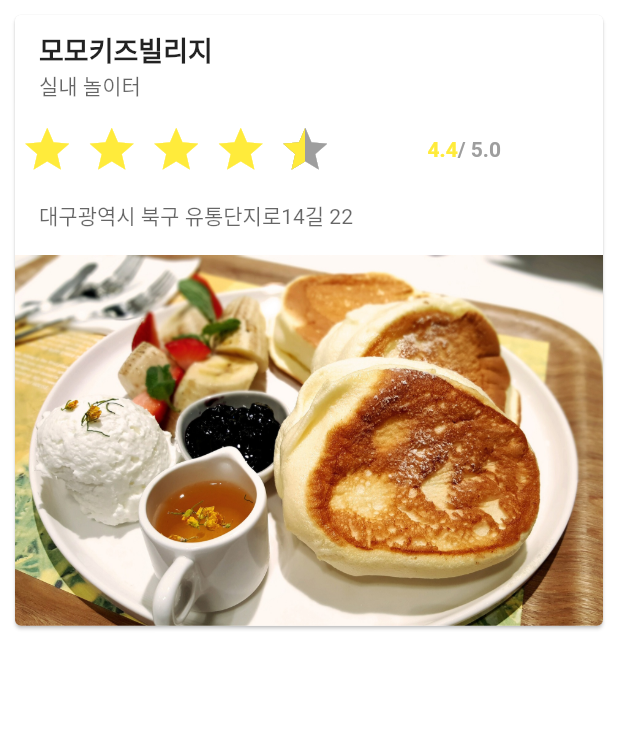
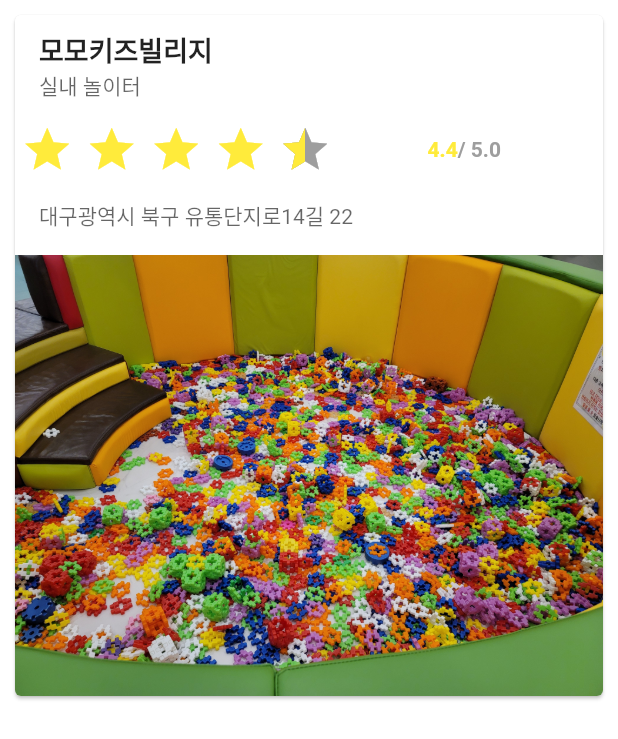
Before and after one commit to parkdohuni/2022-Hackathon, a Flutter app: the EachRecommendPlace widget shown alone on an empty page, opened directly with sample values from the repository, on a phone screen of 412 x 824 dp. Shown: the top 739 px of the screen. Run offline on Flutter 3.47's test engine with Material 2 defaults, Android fonts, the phone set to English and light mode, and no system bars; drawn by our look-alikes of flutter_rating_bar; our stand-ins replace cloud_firestore, firebase_core, flutter_svg, geolocator, google_fonts, syncfusion_flutter_charts; missing offline and left inert: ml_algo, ml_dataframe, naver_map_plugin; accounts and stored records are empty.

Commit message:
push data

```diff
--- a/lib/model/recommandList.dart
+++ b/lib/model/recommandList.dart
@@ -56,7 +56,7 @@ List<RecommendLocation> recommendList = [
     starRate: 4.4,
     category: '실내 놀이터',
     address: '북구 유통단지로14길 22',
-    image: '',
+    image: 'assets/images/momo.JPG',
   ),
   RecommendLocation(
     id: 'buk',
@@ -64,7 +64,7 @@ List<RecommendLocation> recommendList = [
     starRate: 4.3,
     category: '관광 명소',
     address: '북구 침산남로9길 118',
-    image: '',
+    image: 'assets/images/chimsan.JPG',
   ),
   RecommendLocation(
     id: 'su',
@@ -72,7 +72,7 @@ List<RecommendLocation> recommendList = [
     starRate: 4.0,
     category: '관광 명소',
     address: '수성구 무학로 42',
-    image: '',
+    image: 'assets/images/susung.JPG',
   ),
   RecommendLocation(
     id: 'su',
@@ -80,7 +80,7 @@ List<RecommendLocation> recommendList = [
     starRate: 4.0,
     category: '관광 명소',
     address: '수성구 대흥동 504',
-    image: '',
+    image: 'assets/images/iniee.JPG',
   ),
   RecommendLocation(
     id: 'su',
@@ -88,7 +88,7 @@ List<RecommendLocation> recommendList = [
     starRate: 4.3,
     category: '카페',
     address: '수성구 두산동 용학로 106-7',
-    image: '',
+    image: 'assets/images/funtheland.JPG',
   ),
   RecommendLocation(
     id: 'su',
@@ -96,7 +96,7 @@ List<RecommendLocation> recommendList = [
     starRate: 4.4,
     category: '관광 명소',
     address: '수성구 미술관로 40',
-    image: '',
+    image: 'assets/images/art.JPG',
   ),
   RecommendLocation(
     id: 'nam',
@@ -104,7 +104,7 @@ List<RecommendLocation> recommendList = [
     starRate: 4.2,
     category: '관광 명소',
     address: '남구 봉덕 2동 1586-4',
-    image: '',
+    image: 'assets/images/dino.JPG',
   ),
   RecommendLocation(
     id: 'jung',
@@ -112,7 +112,7 @@ List<RecommendLocation> recommendList = [
     starRate: 4.2,
     category: '관광 명소',
     address: '중구 달성공원로 35',
-    image: '',
+    image: 'assets/images/dalsung.JPG',
   ),
   RecommendLocation(
     id: 'jung',
@@ -120,7 +120,7 @@ List<RecommendLocation> recommendList = [
     starRate: 4.3,
     category: '관광 명소',
     address: '중구 동성로2길 61',
-    image: '',
+    image: 'assets/images/spark.JPG',
   ),
   RecommendLocation(
     id: 'dal',
@@ -128,7 +128,7 @@ List<RecommendLocation> recommendList = [
     starRate: 4.6,
     category: '관광 명소',
     address: '달서구 화암로 432',
-    image: '',
+    image: 'assets/images/flower.JPG',
   ),
   RecommendLocation(
     id: 'dal',
@@ -136,7 +136,7 @@ List<RecommendLocation> recommendList = [
     starRate: 4.4,
     category: '관광 명소',
     address: '달서구 성당동 154',
-    image: '',
+    image: 'assets/images/dewryu.JPG',
   ),
   RecommendLocation(
     id: 'dal',
@@ -144,7 +144,7 @@ List<RecommendLocation> recommendList = [
     starRate: 4.4,
     category: '관광 명소',
     address: '달서구 도원동 952',
-    image: '',
+    image: 'assets/images/83.JPG',
   ),
   RecommendLocation(
     id: 'dong',
@@ -152,15 +152,15 @@ List<RecommendLocation> recommendList = [
     starRate: 4.1,
     category: '관광 명소',
     address: '동구 도장길 29',
-    image: '',
+    image: 'assets/images/bangzza.JPG',
   ),
   RecommendLocation(
     id: 'dong',
-    name: '등촌유원지',
+    name: '동촌유원지',
     starRate: 4.2,
     category: '관광 명소',
     address: '동구 효목1동 효동로6길',
-    image: '',
+    image: 'assets/images/dungchon.PNG',
   ),
   RecommendLocation(
     id: 'dong',
@@ -168,6 +168,6 @@ List<RecommendLocation> recommendList = [
     starRate: 4.3,
     category: '관광 명소',
     address: '동구 동부로 149',
-    image: '',
+    image: 'assets/images/aqua.PNG',
   ),
 ];
--- a/lib/screen/home/eachRecommendPlace.dart
+++ b/lib/screen/home/eachRecommendPlace.dart
@@ -113,7 +113,7 @@ class EachRecommendPlace extends StatelessWidget {
                           ),
                         ),
                       ),
-                      Image.asset('assets/images/sample1.jpg'),
+                      Image.asset(recommendList.image),
                       //Image.asset('assets/images/sample.jpg'),
                     ],
                   ),
```
